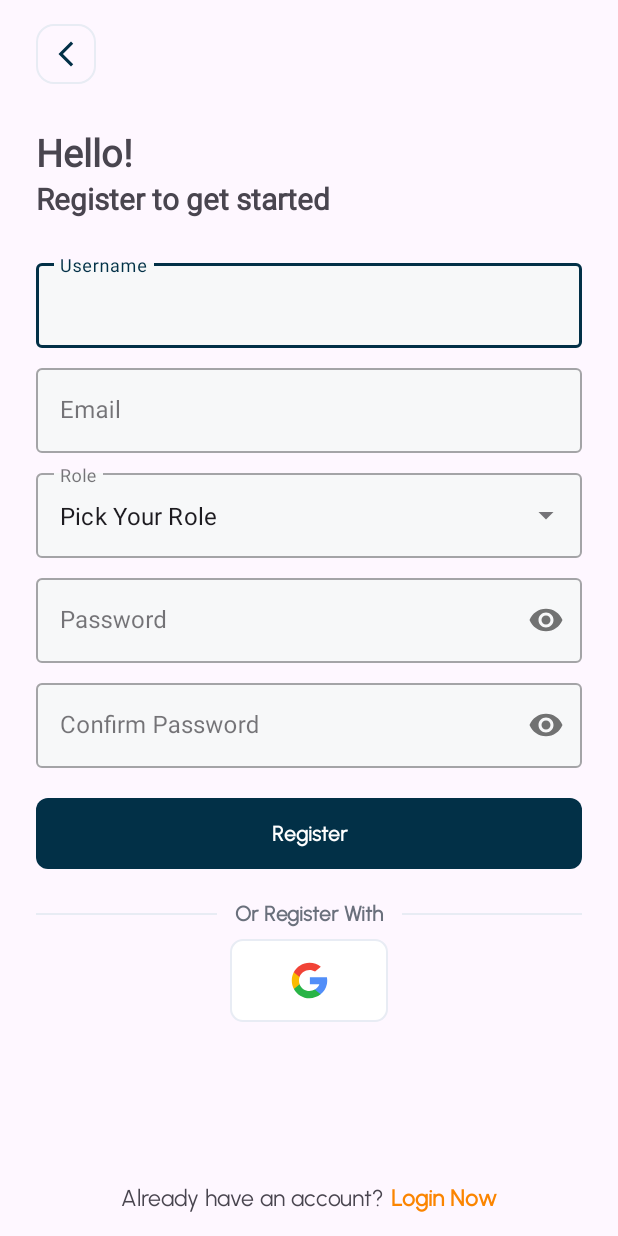
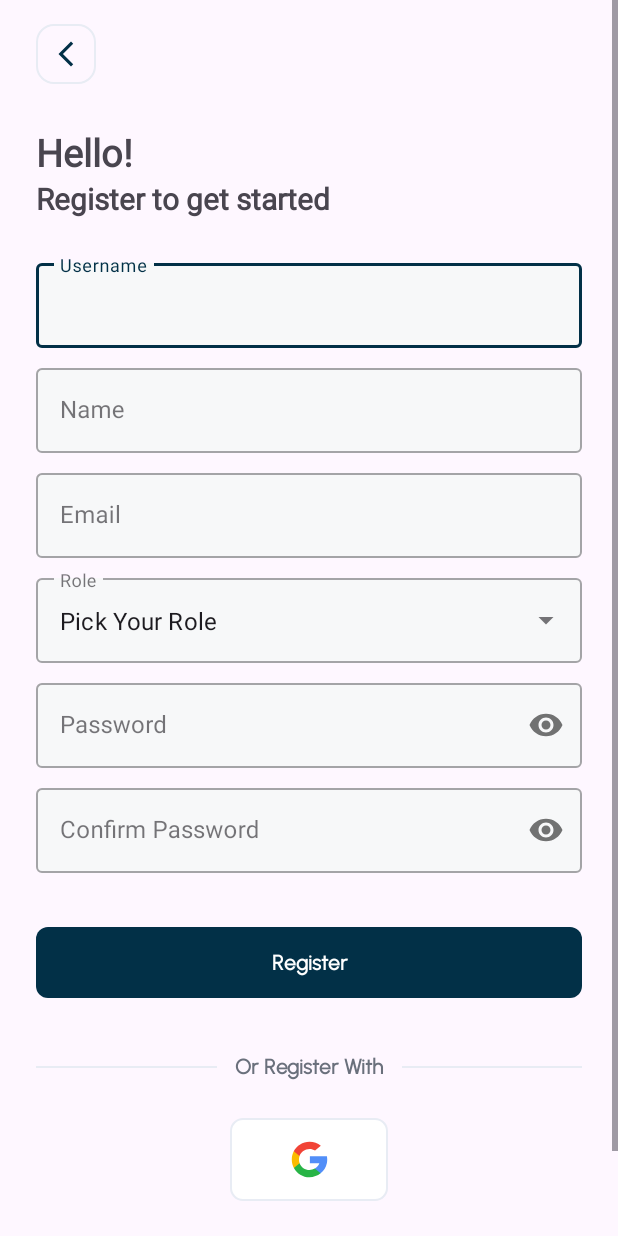
Before and after one commit to interviewIN/Mobile-App, an Android app: the RegisterActivity screen opened directly, with no data from a screen before it, on a phone screen of 412 x 824 dp. Run offline under Robolectric (Android 15) with nearby library versions, the phone set to English and light mode, and no system bars.

Commit message:
feat: add name form to register

```diff
--- a/app/src/main/java/com/example/interviewin/data/model/AuthRequest.kt
+++ b/app/src/main/java/com/example/interviewin/data/model/AuthRequest.kt
@@ -7,6 +7,7 @@ data class LoginRequest(
 
 data class RegisterRequest(
     val username: String,
+    val name: String,
     val email: String,
     val password: String,
     val role: String? = ""
--- a/app/src/main/java/com/example/interviewin/ui/auth/register/RegisterActivity.kt
+++ b/app/src/main/java/com/example/interviewin/ui/auth/register/RegisterActivity.kt
@@ -37,7 +37,7 @@ class RegisterActivity : AppCompatActivity() {
             }
 
             tvHaveAccount.setOnClickListener {
-               loginIntent()
+                loginIntent()
             }
 
             tvLoginNow.setOnClickListener {
@@ -56,12 +56,14 @@ class RegisterActivity : AppCompatActivity() {
 
     private fun register() {
         val edUsername = binding.registerEdUsername
+        val edName = binding.registerEdName
         val edEmail = binding.registerEdEmail
         val edRole = binding.registerEdRole
         val edPassword = binding.registerEdPassword
         val edConfirmPassword = binding.registerEdConfirmPassword
 
         val username = edUsername.text.toString().trim()
+        val name = edName.text.toString().trim()
         val email = edEmail.text.toString().trim()
         var role = edRole.text.toString().uppercase().trim()
         val password = edPassword.text.toString().trim()
@@ -93,19 +95,21 @@ class RegisterActivity : AppCompatActivity() {
             showToast("Password and Confirm Password do not match.")
         }
 
-        if (password == confirmPassword && edEmail.error == null && edPassword.error == null && edUsername.error == null) {
-            val request = RegisterRequest(username, email, password, role)
+        if (password == confirmPassword && edEmail.error == null && edPassword.error == null && edUsername.error == null && edName.error == null) {
+            val request = RegisterRequest(username, name, email, password, role)
             registerViewModel.register(request).observe(this) { result ->
                 if (result != null) {
                     when (result) {
                         is ResultState.Loading -> {
                             showLoading(true)
                         }
+
                         is ResultState.Success -> {
                             showLoading(false)
                             showToast("Registration Successful!")
                             loginIntent()
                         }
+
                         is ResultState.Error -> {
                             showLoading(false)
                             showToast(result.error)
--- a/app/src/main/res/layout/activity_login.xml
+++ b/app/src/main/res/layout/activity_login.xml
@@ -62,7 +62,7 @@
             android:id="@+id/login_ed_username"
             android:layout_width="match_parent"
             android:layout_height="wrap_content"
-            android:inputType="textEmailAddress" />
+            android:inputType="text" />
     </com.google.android.material.textfield.TextInputLayout>
 
     <com.google.android.material.textfield.TextInputLayout
--- a/app/src/main/res/layout/activity_register.xml
+++ b/app/src/main/res/layout/activity_register.xml
@@ -1,10 +1,14 @@
 <?xml version="1.0" encoding="utf-8"?>
-<androidx.constraintlayout.widget.ConstraintLayout xmlns:android="http://schemas.android.com/apk/res/android"
+<ScrollView xmlns:android="http://schemas.android.com/apk/res/android"
     xmlns:app="http://schemas.android.com/apk/res-auto"
     xmlns:tools="http://schemas.android.com/tools"
     android:layout_width="match_parent"
     android:layout_height="match_parent"
     tools:context=".ui.auth.register.RegisterActivity">
+
+    <androidx.constraintlayout.widget.ConstraintLayout
+        android:layout_width="match_parent"
+        android:layout_height="match_parent">
 
         <Button
             android:id="@+id/register_backButton"
@@ -66,6 +70,27 @@
         </com.google.android.material.textfield.TextInputLayout>
 
         <com.google.android.material.textfield.TextInputLayout
+            android:id="@+id/nameEditTextLayout"
+            style="@style/Widget.MaterialComponents.TextInputLayout.OutlinedBox"
+            android:layout_width="0dp"
+            android:layout_height="wrap_content"
+            android:layout_marginStart="24dp"
+            android:layout_marginTop="8dp"
+            android:layout_marginEnd="24dp"
+            android:hint="@string/name"
+            app:boxBackgroundColor="@color/ed_background"
+            app:layout_constraintEnd_toEndOf="parent"
+            app:layout_constraintStart_toStartOf="parent"
+            app:layout_constraintTop_toBottomOf="@+id/usernameEditTextLayout">
+
+            <com.google.android.material.textfield.TextInputEditText
+                android:id="@+id/register_ed_name"
+                android:layout_width="match_parent"
+                android:layout_height="wrap_content"
+                android:inputType="text" />
+        </com.google.android.material.textfield.TextInputLayout>
+
+        <com.google.android.material.textfield.TextInputLayout
             android:id="@+id/emailEditTextLayout"
             style="@style/Widget.MaterialComponents.TextInputLayout.OutlinedBox"
             android:layout_width="0dp"
@@ -77,7 +102,7 @@
             app:boxBackgroundColor="@color/ed_background"
             app:layout_constraintEnd_toEndOf="parent"
             app:layout_constraintStart_toStartOf="parent"
-        app:layout_constraintTop_toBottomOf="@+id/usernameEditTextLayout">
+            app:layout_constraintTop_toBottomOf="@+id/nameEditTextLayout">
 
             <com.google.android.material.textfield.TextInputEditText
                 android:id="@+id/register_ed_email"
@@ -104,8 +129,8 @@
                 android:id="@+id/register_ed_role"
                 android:layout_width="match_parent"
                 android:layout_height="match_parent"
-            android:text="Pick Your Role"
-            android:inputType="none" />
+                android:inputType="none"
+                android:text="Pick Your Role" />
         </com.google.android.material.textfield.TextInputLayout>
 
         <com.google.android.material.textfield.TextInputLayout
@@ -127,7 +152,7 @@
                 android:id="@+id/register_ed_password"
                 android:layout_width="match_parent"
                 android:layout_height="wrap_content"
-            android:inputType="textPassword"/>
+                android:inputType="textPassword" />
         </com.google.android.material.textfield.TextInputLayout>
 
         <com.google.android.material.textfield.TextInputLayout
@@ -149,7 +174,7 @@
                 android:id="@+id/register_ed_confirm_password"
                 android:layout_width="match_parent"
                 android:layout_height="wrap_content"
-            android:inputType="textPassword"/>
+                android:inputType="textPassword" />
         </com.google.android.material.textfield.TextInputLayout>
 
         <Button
@@ -157,7 +182,7 @@
             android:layout_width="0dp"
             android:layout_height="55dp"
             android:layout_marginStart="24dp"
-        android:layout_marginTop="16dp"
+            android:layout_marginTop="32dp"
             android:layout_marginEnd="24dp"
             android:fontFamily="@font/urbanist"
             android:text="@string/register"
@@ -172,7 +197,7 @@
             android:layout_width="wrap_content"
             android:layout_height="wrap_content"
             android:layout_marginHorizontal="24dp"
-        android:layout_marginTop="16dp"
+            android:layout_marginTop="32dp"
             android:fontFamily="@font/urbanist"
             android:text="@string/or_register_with"
             android:textColor="@color/grey"
@@ -190,8 +215,8 @@
             android:layout_marginBottom="8dp"
             android:background="@color/light_grey"
             app:layout_constraintBottom_toBottomOf="@+id/tv_register_with"
-        app:layout_constraintStart_toStartOf="parent"
-        app:layout_constraintEnd_toStartOf="@id/tv_register_with" />
+            app:layout_constraintEnd_toStartOf="@id/tv_register_with"
+            app:layout_constraintStart_toStartOf="parent" />
 
         <View
             android:layout_width="0dp"
@@ -208,7 +233,7 @@
             android:id="@+id/register_google"
             android:layout_width="105dp"
             android:layout_height="55dp"
-        android:layout_marginTop="8dp"
+            android:layout_marginTop="25dp"
             android:background="@drawable/google_button_background"
             app:cornerRadius="12dp"
             app:layout_constraintEnd_toEndOf="parent"
@@ -222,21 +247,24 @@
             android:id="@+id/tv_have_account"
             android:layout_width="wrap_content"
             android:layout_height="wrap_content"
-        android:layout_marginBottom="16dp"
+            android:layout_marginTop="32dp"
+            android:layout_marginBottom="32dp"
             android:fontFamily="@font/urbanist"
             android:text="@string/already_have_an_account"
             android:textSize="15sp"
             app:layout_constraintBottom_toBottomOf="parent"
             app:layout_constraintEnd_toStartOf="@id/tv_login_now"
             app:layout_constraintHorizontal_chainStyle="packed"
-        app:layout_constraintStart_toStartOf="parent" />
+            app:layout_constraintStart_toStartOf="parent"
+            app:layout_constraintTop_toBottomOf="@id/register_google" />
 
         <TextView
             android:id="@+id/tv_login_now"
             android:layout_width="wrap_content"
             android:layout_height="wrap_content"
             android:layout_marginStart="4dp"
-        android:layout_marginBottom="16dp"
+            android:layout_marginTop="32dp"
+            android:layout_marginBottom="32dp"
             android:fontFamily="@font/urbanist"
             android:text="@string/login_now"
             android:textColor="@color/orange"
@@ -244,7 +272,8 @@
             android:textStyle="bold"
             app:layout_constraintBottom_toBottomOf="parent"
             app:layout_constraintEnd_toEndOf="parent"
-        app:layout_constraintStart_toEndOf="@id/tv_have_account" />
+            app:layout_constraintStart_toEndOf="@id/tv_have_account"
+            app:layout_constraintTop_toBottomOf="@+id/register_google" />
 
         <ProgressBar
             android:id="@+id/progressBar"
@@ -252,10 +281,12 @@
             android:layout_width="wrap_content"
             android:layout_height="wrap_content"
             android:visibility="gone"
+            app:layout_constraintBottom_toBottomOf="parent"
+            app:layout_constraintEnd_toEndOf="parent"
+            app:layout_constraintStart_toStartOf="parent"
             app:layout_constraintTop_toTopOf="parent"
-        app:layout_constraintBottom_toBottomOf="parent"
-        app:layout_constraintStart_toStartOf="parent"
-        app:layout_constraintEnd_toEndOf="parent"
-        tools:visibility="visible"/>
+            tools:visibility="visible" />
 
     </androidx.constraintlayout.widget.ConstraintLayout>
+
+</ScrollView>
--- a/app/src/main/res/values/strings.xml
+++ b/app/src/main/res/values/strings.xml
@@ -54,4 +54,5 @@
     <string name="title_notifications">Notifications</string>
     <string name="title_interview">Interview</string>
     <string name="title_profile">Profile</string>
+    <string name="name">Name</string>
 </resources>
```
Lines whose indentation alone changed are shown as unchanged.
